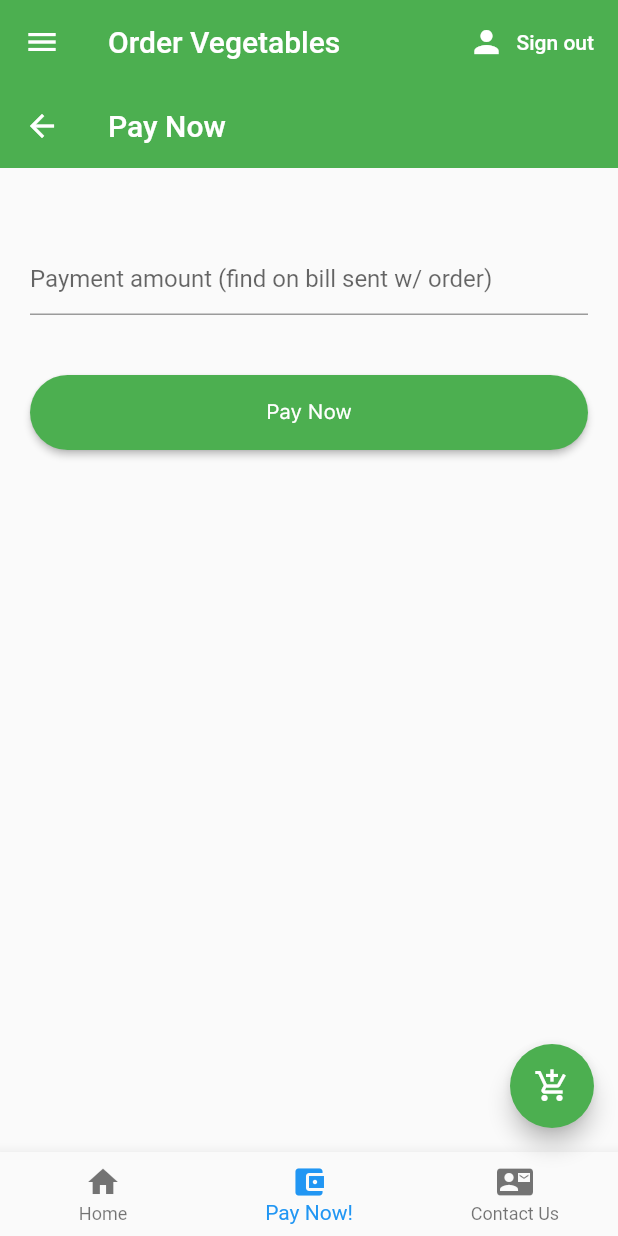
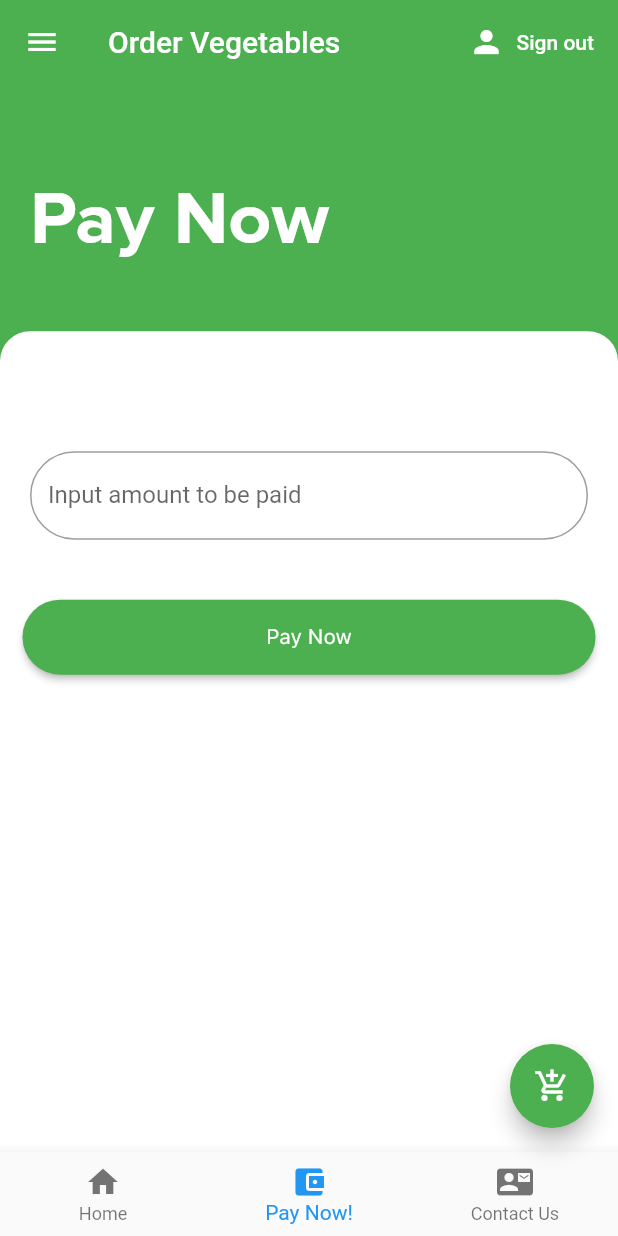
Before and after one commit to ahattangadi/order_vegetables, a Flutter app: the screen it shows once a user with an empty profile is signed in, item 2 of the bottom bar chosen, on a phone screen of 412 x 824 dp. Run offline on Flutter 3.47's test engine with Material 2 defaults, Android fonts, the phone set to English and light mode, and no system bars; our stand-ins replace animated_splash_screen, cloud_firestore, firebase_auth, flutter_spinkit, page_transition, toast and 1 more; missing offline and left inert: flutter_inappwebview, razorpay_flutter; accounts and stored records are empty; project files that could hold a hidden picture were left out.

Commit message:
UI Changes

```diff
--- a/lib/screens/authenticate/sign_in.dart
+++ b/lib/screens/authenticate/sign_in.dart
@@ -20,6 +20,16 @@ class _SignInState extends State<SignIn> {
   String email = '';
   String password = '';
   String error = '';
+
+  //show-hide password
+  bool _obscureText = true;
+
+  //toggle password show
+  void _togglePass() {
+    setState(() {
+      _obscureText = !_obscureText;
+    });
+  }
 
   @override
   Widget build(BuildContext context) {
@@ -52,7 +62,7 @@ class _SignInState extends State<SignIn> {
                                 fontWeight: FontWeight.bold)),
                       ),
                       Container(
-                        padding: EdgeInsets.fromLTRB(250.0, 190.0, 0.0, 0.0),
+                        padding: EdgeInsets.fromLTRB(260.0, 190.0, 0.0, 0.0),
                         child: Text('.',
                             style: TextStyle(
                                 fontSize: 80.0,
@@ -74,6 +84,16 @@ class _SignInState extends State<SignIn> {
                         ),
                         TextFormField(
                             decoration: InputDecoration(
+                              enabledBorder: OutlineInputBorder(
+                                borderRadius:
+                                    BorderRadius.all(Radius.circular(90.0)),
+                                borderSide: BorderSide(color: Colors.grey),
+                              ),
+                              disabledBorder: OutlineInputBorder(
+                                borderRadius:
+                                    BorderRadius.all(Radius.circular(90.0)),
+                                borderSide: BorderSide(color: Colors.grey),
+                              ),
                               labelText: 'Email',
                             ),
                             validator: (val) => val.isEmpty
@@ -86,11 +106,28 @@ class _SignInState extends State<SignIn> {
                           height: 20.0,
                         ),
                         TextFormField(
-                            decoration: InputDecoration(labelText: 'Password'),
+                            decoration: InputDecoration(
+                              suffixIcon: IconButton(
+                                  icon: Icon(_obscureText
+                                      ? Icons.visibility
+                                      : Icons.visibility_off),
+                                  onPressed: _togglePass),
+                              labelText: 'Password',
+                              enabledBorder: OutlineInputBorder(
+                                borderRadius:
+                                    BorderRadius.all(Radius.circular(90.0)),
+                                borderSide: BorderSide(color: Colors.grey),
+                              ),
+                              disabledBorder: OutlineInputBorder(
+                                borderRadius:
+                                    BorderRadius.all(Radius.circular(90.0)),
+                                borderSide: BorderSide(color: Colors.grey),
+                              ),
+                            ),
                             validator: (val) => val.length < 6
                                 ? 'Enter a password with more than 6 characters.'
                                 : null,
-                            obscureText: true,
+                            obscureText: _obscureText,
                             onChanged: (val) {
                               setState(() => password = val);
                             }),
--- a/lib/screens/home/home.dart
+++ b/lib/screens/home/home.dart
@@ -1,7 +1,7 @@
 import 'package:flutter/material.dart';
 import 'package:order_vegetables/screens/home/chat.dart';
 import 'package:order_vegetables/screens/home/complaint.dart';
-import 'package:order_vegetables/screens/home/payment_screen.dart';
+import 'package:order_vegetables/screens/home/payment_screen1.dart';
 import 'package:order_vegetables/screens/home/rating.dart';
 import 'package:order_vegetables/screens/home/settings_form.dart';
 import 'package:order_vegetables/services/auth.dart';
@@ -173,6 +173,12 @@ class _HomeState extends State<Home> {
                 },
               ),
               ListTile(
+                title: Text('Sign Out'),
+                onTap: () async {
+                  await _auth.signOut();
+                },
+              ),
+              ListTile(
                 title: Text(
                     '(C) 2020, Order Vegetables \n All Rights Reserved \n Open  Source Code \n Written in Flutter by Aarav'),
               )
--- /dev/null
+++ b/lib/screens/home/payment_screen1.dart
@@ -0,0 +1,184 @@
+import 'package:flutter/material.dart';
+import 'package:order_vegetables/screens/home/payment_success.dart';
+import 'package:razorpay_flutter/razorpay_flutter.dart';
+import 'package:toast/toast.dart';
+
+class PaymentScreen extends StatefulWidget {
+  @override
+  _PaymentScreenState createState() => _PaymentScreenState();
+}
+
+class _PaymentScreenState extends State<PaymentScreen> {
+  Razorpay razorpay;
+  TextEditingController textEditingController = new TextEditingController();
+
+  @override
+  void initState() {
+    razorpay = new Razorpay();
+
+    razorpay.on(Razorpay.EVENT_PAYMENT_SUCCESS, handlerPaymentSuccess);
+    razorpay.on(Razorpay.EVENT_PAYMENT_ERROR, handlerErrorFailure);
+    razorpay.on(Razorpay.EVENT_EXTERNAL_WALLET, handlerExternalWallet);
+  }
+
+  @override
+  void dispose() {
+    super.dispose();
+    razorpay.clear();
+  }
+
+  void openCheckout() {
+    var options = {
+      "key": "rzp_test_pj4fmot7QpGD1C",
+      "amount": num.parse(textEditingController.text) * 100,
+      "name": "Order Vegetables",
+      "description": "Payment for order; ordered from Order Vegetables",
+      "prefill": {
+        "contact": "",
+        "email": "",
+      },
+      "external": {
+        "wallets": ["paytm"]
+      }
+    };
+
+    try {
+      razorpay.open(options);
+    } catch (e) {
+      print(e.toString());
+    }
+  }
+
+  void handlerPaymentSuccess() {
+    print("Payment Success");
+    Toast.show("Payment Success", context,
+        duration: Toast.LENGTH_LONG, gravity: Toast.BOTTOM);
+    /* Fluttertoast.showToast(
+      msg: 'Payment to Order Vegetables Successful',
+      toastLength: Toast.LENGTH_LONG,
+      gravity: ToastGravity.CENTER,
+      timeInSecForIosWeb: 10,
+
+    ); */
+  }
+
+  void handlerErrorFailure() {
+    print("Payment Error");
+    Toast.show("Payment ERROR", context,
+        duration: Toast.LENGTH_LONG, gravity: Toast.BOTTOM);
+    /*Fluttertoast.showToast(
+      msg: 'ERR IN PAYMENT',
+      toastLength: Toast.LENGTH_LONG,
+      gravity: ToastGravity.CENTER,
+      timeInSecForIosWeb: 10,
+    );*/
+  }
+
+  void handlerExternalWallet() {
+    print("Payment — External Wallet");
+    Toast.show("Payment — External Wallet", context,
+        duration: Toast.LENGTH_LONG, gravity: Toast.BOTTOM);
+    /*Fluttertoast.showToast(
+      msg: 'Payment to Order Vegetables — External Wallet',
+      toastLength: Toast.LENGTH_LONG,
+      gravity: ToastGravity.CENTER,
+      timeInSecForIosWeb: 10,
+    );*/
+  }
+
+  @override
+  Widget build(BuildContext context) {
+    return MaterialApp(
+      home: Scaffold(
+        resizeToAvoidBottomPadding: false,
+        body: Stack(
+          children: [
+            Wrap(
+              children: [
+                Stack(children: <Widget>[
+                  Container(
+                    color: Colors.green,
+                    width: MediaQuery.of(context).size.width,
+                    height: MediaQuery.of(context).size.height,
+                  ),
+                  Padding(
+                    padding: const EdgeInsets.only(top: 60, left: 20),
+                    child: Align(
+                      alignment: Alignment.topLeft,
+                      child: Text(
+                        'Pay Now',
+                        style: TextStyle(
+                          color: Colors.white,
+                          fontSize: 50,
+                          fontFamily: 'ProximaNovaBold',
+                        ),
+                      ),
+                    ),
+                  ),
+                  Positioned(
+                    top: MediaQuery.of(context).size.height / 5,
+                    child: SingleChildScrollView(
+                      child: Container(
+                        height: MediaQuery.of(context).size.height,
+                        width: MediaQuery.of(context).size.width,
+                        decoration: BoxDecoration(
+                            borderRadius: BorderRadius.only(
+                              topLeft: Radius.circular(20.0),
+                              topRight: Radius.circular(20.0),
+                            ),
+                            color: Colors.white),
+                        child: Center(
+                          child: Padding(
+                            padding: const EdgeInsets.only(top: 80),
+                            child: Column(children: [
+                              Container(
+                                width: MediaQuery.of(context).size.width - 40,
+                                child: TextField(
+                                  keyboardType: TextInputType.number,
+                                  controller: textEditingController,
+                                  decoration: InputDecoration(
+                                      labelText: "Input amount to be paid",
+                                      enabledBorder: OutlineInputBorder(
+                                        borderRadius: BorderRadius.all(
+                                            Radius.circular(90.0)),
+                                        borderSide:
+                                            BorderSide(color: Colors.grey),
+                                      )),
+                                ),
+                              ),
+                              SizedBox(
+                                height: 40.0,
+                              ),
+                              SizedBox(
+                                  width: MediaQuery.of(context).size.width - 30,
+                                  height: 50,
+                                  child: RaisedButton(
+                                    color: Colors.green,
+                                    onPressed: () {
+                                      openCheckout();
+                                    },
+                                    child: Text(
+                                      'Pay Now',
+                                      style: TextStyle(
+                                          color: Colors.white,
+                                          fontFamily: 'SFPro'),
+                                    ),
+                                    shape: RoundedRectangleBorder(
+                                        borderRadius:
+                                            BorderRadius.circular(90.0)),
+                                  ))
+                            ]),
+                          ),
+                        ),
+                      ),
+                    ),
+                  )
+                ]),
+              ],
+            ),
+          ],
+        ),
+      ),
+    );
+  }
+}
```
Also changed, not shown: lib/screens/authenticate/register.dart (+36 -1 lines).
